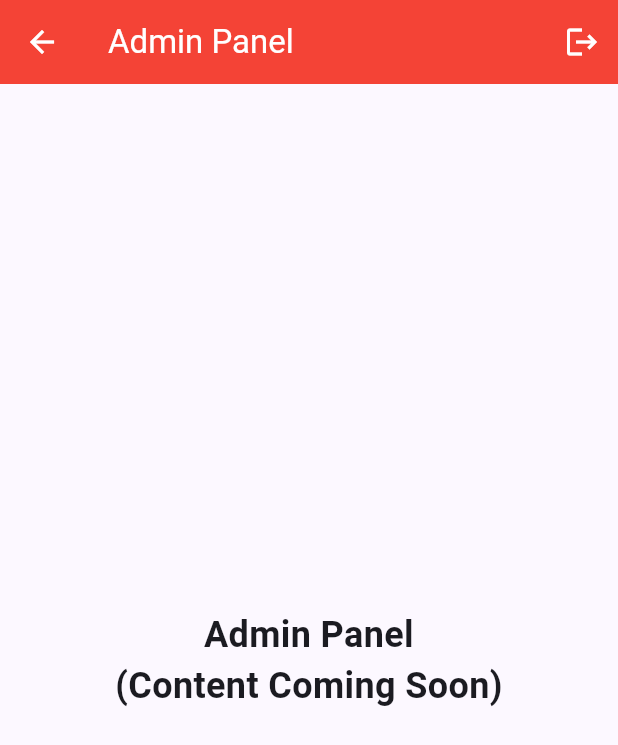
After one commit to cretin70707/Resource-Allocator-App, a Flutter app: the AdminPage screen opened by its route, on a phone screen of 412 x 824 dp. The commit adds this screen. Shown: the top 745 px of the screen. Run offline on Flutter 3.47's test engine with Material 3 defaults, Android fonts, the light colour scheme and no system bars; our stand-ins replace shared_preferences, sqflite; accounts and stored records are empty.

Commit message:
DB changes

```diff
--- a/lib/main.dart
+++ b/lib/main.dart
@@ -2,6 +2,7 @@ import 'package:flutter/material.dart';
 import 'package:resource_allocator_app/pages/home.dart';
 import 'package:resource_allocator_app/pages/login.dart';
 import 'package:resource_allocator_app/pages/dashboard.dart';
+import 'package:resource_allocator_app/pages/admin.dart';
 
 void main() {
 
@@ -30,6 +31,7 @@ class ResourceAllocatorApp extends StatelessWidget {
         '/login': (context) => const AuthScreen(),
         '/dashboard': (context) => const DashboardPage(),
         '/home': (context) => const HomeScreen(),
+        '/admin': (context) => const AdminPage(),
       },
     );
   }
--- /dev/null
+++ b/lib/pages/admin.dart
@@ -0,0 +1,63 @@
+import 'package:flutter/material.dart';
+import 'package:resource_allocator_app/db_helper.dart';
+import 'package:resource_allocator_app/pages/login.dart';
+
+class AdminPage extends StatefulWidget {
+  const AdminPage({super.key});
+
+  @override
+  State<AdminPage> createState() => _AdminPageState();
+}
+
+class _AdminPageState extends State<AdminPage> {
+  final DatabaseHelper _dbHelper = DatabaseHelper();
+
+  Future<void> _handleLogout() async {
+    try {
+      await _dbHelper.logout();
+      if (mounted) {
+        Navigator.pushAndRemoveUntil(
+          context,
+          MaterialPageRoute(builder: (context) => const AuthScreen()),
+          (route) => false,
+        );
+      }
+    } catch (e) {
+      if (mounted) {
+        ScaffoldMessenger.of(context).showSnackBar(
+          SnackBar(
+            content: Text('Error logging out: ${e.toString()}'),
+            backgroundColor: Colors.red,
+          ),
+        );
+      }
+    }
+  }
+
+  @override
+  Widget build(BuildContext context) {
+    return Scaffold(
+      appBar: AppBar(
+        title: const Text('Admin Panel'),
+        backgroundColor: Colors.red,
+        foregroundColor: Colors.white,
+        actions: [
+          IconButton(
+            onPressed: _handleLogout,
+            icon: const Icon(Icons.logout),
+          ),
+        ],
+      ),
+      body: const Center(
+        child: Text(
+          'Admin Panel\n(Content Coming Soon)',
+          textAlign: TextAlign.center,
+          style: TextStyle(
+            fontSize: 24,
+            fontWeight: FontWeight.bold,
+          ),
+        ),
+      ),
+    );
+  }
+}
```
Also changed, not shown: lib/db_helper.dart (+101 -2 lines), lib/pages/home.dart (+48 -67 lines), lib/pages/login.dart (+18 -0 lines), 5 other files.
